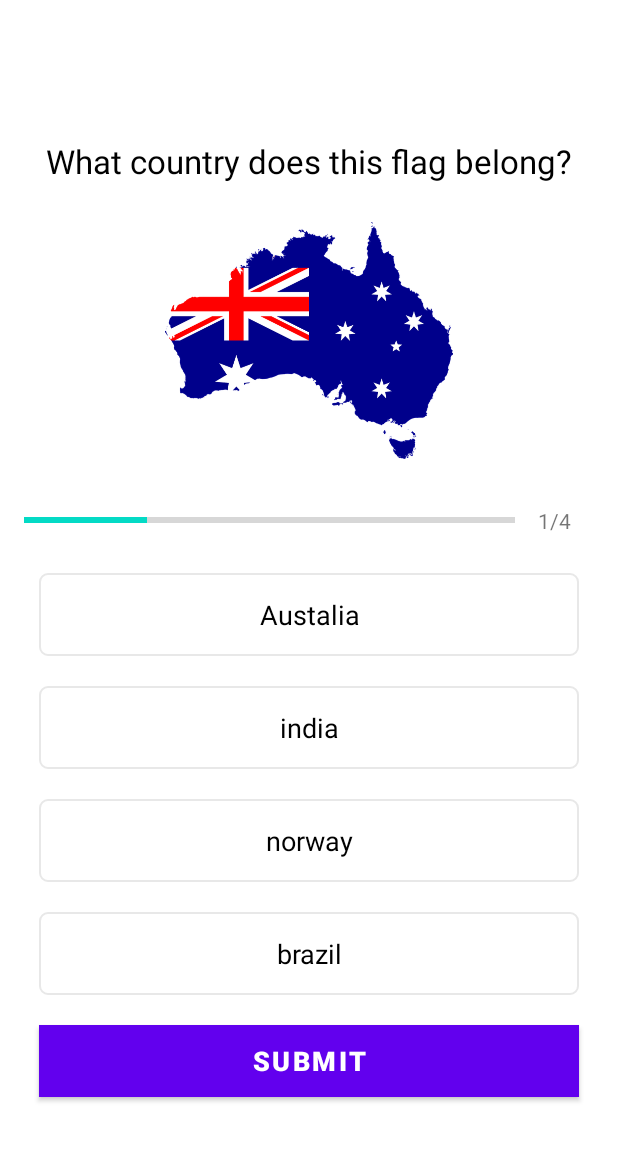
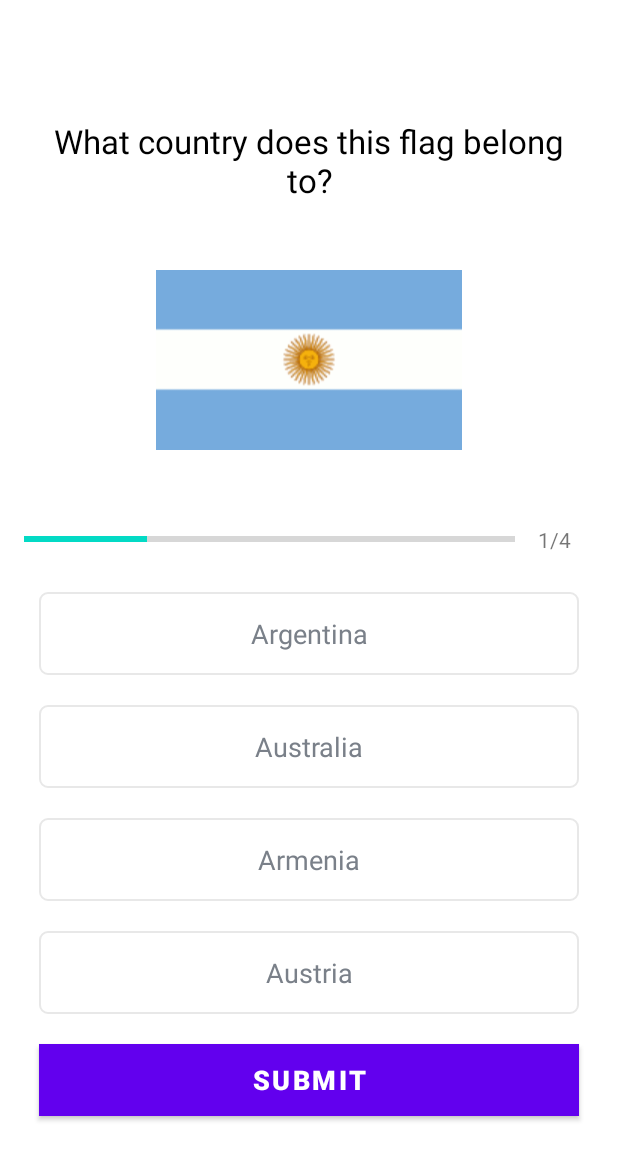
Before and after one commit to Manav2626/QuizApp, an Android app: the QuizQuestionActivity screen opened directly, with no data from a screen before it, on a phone screen of 412 x 824 dp. Shown: the top 1160 px of the screen. Run offline under Robolectric (Android 15) with nearby library versions, the phone set to English and light mode, and no system bars.

Commit message:
Day 3 number issue

```diff
--- a/app/src/main/java/com/test/jumanji/Constants.kt
+++ b/app/src/main/java/com/test/jumanji/Constants.kt
@@ -1,38 +1,119 @@
-package com.test.jumanji
+package eu.tutorials.quizapp
+
+import com.test.jumanji.Question
+import com.test.jumanji.R
 
 object Constants {
-    fun getQuestions():ArrayList<Question>{
+
+    const val USER_NAME: String = "user_name"
+    const val TOTAL_QUESTIONS: String = "total_questions"
+    const val CORRECT_ANSWERS: String = "correct_answers"
+
+    fun getQuestions(): ArrayList<Question> {
         val questionsList = ArrayList<Question>()
 
+        // 1
         val que1 = Question(
-            1, "What country does this flag belong?",
-            R.drawable.australia,
-            "Austalia","india", "norway","brazil",1
+            1, "What country does this flag belong to?",
+            R.drawable.ic_flag_of_argentina,
+            "Argentina", "Australia",
+            "Armenia", "Austria", 1
         )
+
         questionsList.add(que1)
 
+        // 2
         val que2 = Question(
-            2, "What country does this flag belong?",
-            R.drawable.brazil,
-            "Austalia","india", "norway","brazil",4
+            2, "What country does this flag belong to?",
+            R.drawable.ic_flag_of_australia,
+            "Angola", "Austria",
+            "Australia", "Armenia", 3
         )
-        questionsList.add(que1)
 
+        questionsList.add(que2)
+
+        // 3
         val que3 = Question(
-            3, "What country does this flag belong?",
-            R.drawable.indian,
-            "Austalia","india", "norway","brazil",2
+            3, "What country does this flag belong to?",
+            R.drawable.ic_flag_of_brazil,
+            "Belarus", "Belize",
+            "Brunei", "Brazil", 4
         )
-        questionsList.add(que1)
 
+        questionsList.add(que3)
+
+        // 4
         val que4 = Question(
-            4, "What country does this flag belong?",
-            R.drawable.norway,
-            "Austalia","india", "norway","brazil",3
+            4, "What country does this flag belong to?",
+            R.drawable.ic_flag_of_belgium,
+            "Bahamas", "Belgium",
+            "Barbados", "Belize", 2
         )
-        questionsList.add(que1)
 
+        questionsList.add(que4)
+
+        // 5
+        val que5 = Question(
+            5, "What country does this flag belong to?",
+            R.drawable.ic_flag_of_fiji,
+            "Gabon", "France",
+            "Fiji", "Finland", 3
+        )
+
+        questionsList.add(que5)
+
+        // 6
+        val que6 = Question(
+            6, "What country does this flag belong to?",
+            R.drawable.ic_flag_of_germany,
+            "Germany", "Georgia",
+            "Greece", "none of these", 1
+        )
+
+        questionsList.add(que6)
+
+        // 7
+        val que7 = Question(
+            7, "What country does this flag belong to?",
+            R.drawable.ic_flag_of_denmark,
+            "Dominica", "Egypt",
+            "Denmark", "Ethiopia", 3
+        )
+
+        questionsList.add(que7)
+
+        // 8
+        val que8 = Question(
+            8, "What country does this flag belong to?",
+            R.drawable.ic_flag_of_india,
+            "Ireland", "Iran",
+            "Hungary", "India", 4
+        )
+
+        questionsList.add(que8)
+
+        // 9
+        val que9 = Question(
+            9, "What country does this flag belong to?",
+            R.drawable.ic_flag_of_new_zealand,
+            "Australia", "New Zealand",
+            "Tuvalu", "United States of America", 2
+        )
+
+        questionsList.add(que9)
+
+        // 10
+        val que10 = Question(
+            10, "What country does this flag belong to?",
+            R.drawable.ic_flag_of_kuwait,
+            "Kuwait", "Jordan",
+            "Sudan", "Palestine", 1
+        )
+
+        questionsList.add(que10)
 
         return questionsList
     }
+    // END
 }
+// END
--- a/app/src/main/res/drawable-v24/correct_option_border_bg.xml
+++ b/app/src/main/res/drawable-v24/correct_option_border_bg.xml
@@ -2,8 +2,6 @@
 <shape xmlns:android="http://schemas.android.com/apk/res/android"
     android:shape="rectangle"
     >
-
-
     <solid android:color="@color/green"/>
     <corners android:radius="5dp"/>
 </shape>
--- a/app/src/main/res/drawable-v24/wrong_option_border_bg.xml
+++ b/app/src/main/res/drawable-v24/wrong_option_border_bg.xml
@@ -2,8 +2,6 @@
 <shape xmlns:android="http://schemas.android.com/apk/res/android"
     android:shape="rectangle"
     >
-
-
     <solid android:color="@color/red"/>
     <corners android:radius="5dp"/>
 </shape>
--- a/app/src/main/res/layout/activity_quiz_question.xml
+++ b/app/src/main/res/layout/activity_quiz_question.xml
@@ -5,7 +5,7 @@
     android:layout_width="match_parent"
     android:layout_height="match_parent"
     android:fillViewport="true"
-    tools:context=".QuizQuestionsActivity">
+    tools:context=".QuizQuestionActivity">
     <LinearLayout
         android:layout_width="match_parent"
         android:layout_height="wrap_content"
@@ -53,7 +53,7 @@
                 android:gravity="center"
                 android:padding="15dp"
                 android:textSize="14sp"
-                android:text="0/4"/>
+                android:text="0/9"/>
         </LinearLayout>
         <TextView
             android:id="@+id/tv_option_one"
```
Also changed, not shown: app/src/main/java/com/test/jumanji/MainActivity.kt (+8 -7 lines), app/src/main/java/com/test/jumanji/QuizQuestionActivity.kt (+67 -51 lines), app/src/main/java/com/test/jumanji/ResultActivity.kt (added, +30 -0 lines), app/src/main/res/layout/activity_result.xml (added, +74 -0 lines), app/src/main/res/drawable/ic_bg.png (added), app/src/main/res/drawable/ic_flag_of_argentina.png (added), app/src/main/res/drawable/ic_flag_of_australia.png (added), app/src/main/res/drawable/ic_flag_of_belgium.png (added), app/src/main/res/drawable/ic_flag_of_brazil.png (added), app/src/main/res/drawable/ic_flag_of_denmark.png (added), app/src/main/res/drawable/ic_flag_of_fiji.png (added), app/src/main/res/drawable/ic_flag_of_germany.png (added), app/src/main/res/drawable/ic_flag_of_india.png (added), app/src/main/res/drawable/ic_flag_of_kuwait.png (added), 2 more files.
